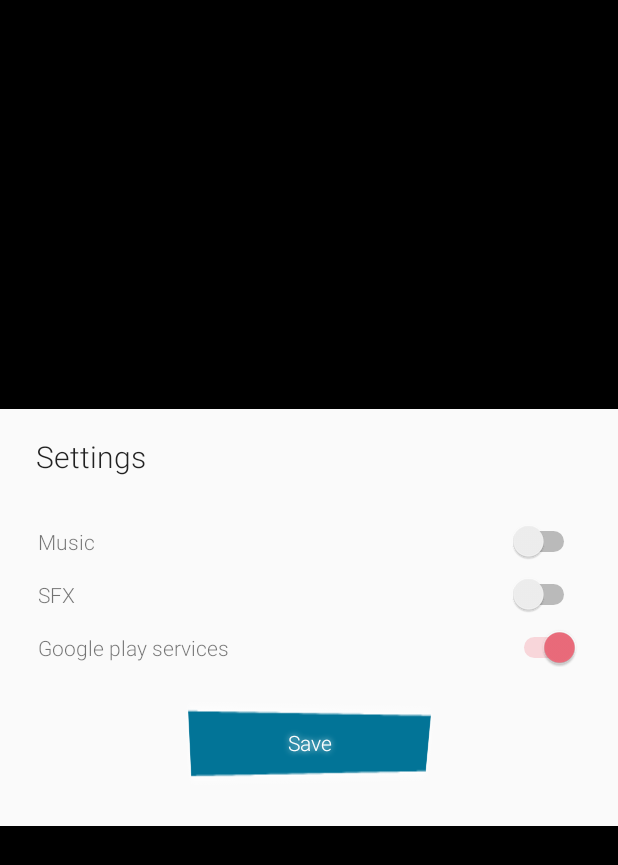
After one commit to fant0m/QuarantineTravel, an Android app: the SettingsActivity screen opened directly, with no data from a screen before it, on a phone screen of 412 x 824 dp. The commit adds this screen. Shown: the top 865 px of the screen. Run offline under Robolectric (Android 15) with nearby library versions, the phone set to English and light mode, and no system bars; network calls fail.

Commit message:
about, exit, settings activities setup

```diff
--- /dev/null
+++ b/app/src/main/java/com/example/quarantinetravel/activity/SettingsActivity.kt
@@ -0,0 +1,21 @@
+package com.example.quarantinetravel.activity
+
+import androidx.appcompat.app.AppCompatActivity
+import android.os.Bundle
+import android.view.View
+import com.example.quarantinetravel.R
+
+class SettingsActivity : AppCompatActivity() {
+
+    override fun onCreate(savedInstanceState: Bundle?) {
+        super.onCreate(savedInstanceState)
+        setContentView(R.layout.activity_settings)
+
+        this.title = getString(R.string.settings);
+    }
+
+    fun save(view: View) {
+        // @todo save and load settings
+        this.finish()
+    }
+}
--- a/app/src/main/java/com/example/quarantinetravel/HttpQueue.kt
+++ b/app/src/main/java/com/example/quarantinetravel/api/HttpQueue.kt
@@ -1,4 +1,4 @@
-package com.example.quarantinetravel
+package com.example.quarantinetravel.api
 
 import android.content.Context
 import com.android.volley.Request
@@ -11,7 +11,8 @@ class HttpQueue constructor(context: Context) {
         private var INSTANCE: HttpQueue? = null
         fun getInstance(context: Context) =
             INSTANCE ?: synchronized(this) {
-                INSTANCE ?: HttpQueue(context).also {
+                INSTANCE
+                    ?: HttpQueue(context).also {
                     INSTANCE = it
                 }
             }
--- a/app/src/main/java/com/example/quarantinetravel/Answer.kt
+++ b/app/src/main/java/com/example/quarantinetravel/game/Answer.kt
@@ -1,4 +1,4 @@
-package com.example.quarantinetravel
+package com.example.quarantinetravel.game
 
 class Answer(val answer: String, val correct: Boolean) {
 }
--- a/app/src/main/java/com/example/quarantinetravel/Question.kt
+++ b/app/src/main/java/com/example/quarantinetravel/game/Question.kt
@@ -1,4 +1,4 @@
-package com.example.quarantinetravel
+package com.example.quarantinetravel.game
 
 class Question {
     var name : String = ""
--- /dev/null
+++ b/app/src/main/res/layout/activity_settings.xml
@@ -0,0 +1,86 @@
+<?xml version="1.0" encoding="utf-8"?>
+<androidx.constraintlayout.widget.ConstraintLayout xmlns:android="http://schemas.android.com/apk/res/android"
+    xmlns:app="http://schemas.android.com/apk/res-auto"
+    xmlns:tools="http://schemas.android.com/tools"
+    android:layout_width="match_parent"
+    android:layout_height="match_parent"
+    android:layout_margin="25dp"
+    tools:context=".activity.SettingsActivity">
+
+    <TableLayout
+        android:id="@+id/tableLayout"
+        android:layout_width="wrap_content"
+        android:layout_height="wrap_content"
+        android:stretchColumns="0,1"
+        app:layout_constraintStart_toStartOf="parent"
+        app:layout_constraintTop_toTopOf="parent">
+
+        <TableRow
+            android:layout_width="match_parent"
+            android:layout_height="match_parent"
+            android:layout_marginVertical="4dp">
+
+            <TextView
+                android:id="@+id/textView1"
+                android:layout_column="0"
+                android:text="@string/music" />
+
+            <Switch
+                android:id="@+id/switch0"
+                android:layout_width="wrap_content"
+                android:layout_height="wrap_content"
+                android:layout_column="1" />
+        </TableRow>
+
+        <TableRow
+            android:layout_width="match_parent"
+            android:layout_height="match_parent"
+            android:layout_marginVertical="4dp">
+
+            <TextView
+                android:id="@+id/textView2"
+                android:layout_column="0"
+                android:text="@string/sfx" />
+
+            <Switch
+                android:id="@+id/switch1"
+                android:layout_width="wrap_content"
+                android:layout_height="wrap_content"
+                android:layout_column="1" />
+        </TableRow>
+
+        <TableRow
+            android:layout_width="match_parent"
+            android:layout_height="match_parent"
+            android:layout_marginVertical="4dp">
+
+            <TextView
+                android:id="@+id/textView3"
+                android:layout_column="0"
+                android:text="@string/google_play_services" />
+
+            <Switch
+                android:id="@+id/switch2"
+                android:layout_width="wrap_content"
+                android:layout_height="wrap_content"
+                android:layout_column="1"
+                android:checked="true" />
+        </TableRow>
+
+        <TableRow
+            android:layout_width="match_parent"
+            android:layout_height="match_parent"
+            android:layout_marginTop="16dp"
+            android:gravity="center_horizontal">
+
+            <Button
+                android:id="@+id/save"
+                style="@style/button"
+                android:layout_width="100dp"
+                android:layout_height="wrap_content"
+                android:layout_span="0"
+                android:onClick="save"
+                android:text="@string/save" />
+        </TableRow>
+    </TableLayout>
+</androidx.constraintlayout.widget.ConstraintLayout>
--- a/app/src/main/res/values/styles.xml
+++ b/app/src/main/res/values/styles.xml
@@ -20,4 +20,11 @@
         <item name="android:fontFamily">sans-serif-light</item>
     </style>
 
+    <style name="AppTheme.Transparent">
+        <item name="android:windowIsFloating">true</item>
+        <item name="android:windowCloseOnTouchOutside">true</item>
+        <item name="android:windowIsTranslucent">true</item>
+        <item name="android:fontFamily">sans-serif-light</item>
+    </style>
+
 </resources>
```
Also changed, not shown: app/src/main/AndroidManifest.xml (+26 -5 lines), app/src/main/java/com/example/quarantinetravel/activity/AboutActivity.kt (added, +20 -0 lines), app/src/main/java/com/example/quarantinetravel/activity/ExitActivity.kt (added, +24 -0 lines), app/src/main/java/com/example/quarantinetravel/activity/GameActivity.kt (renamed from app/src/main/java/com/example/quarantinetravel/GameActivity.kt, +36 -14 lines), app/src/main/java/com/example/quarantinetravel/activity/MainActivity.kt (renamed from app/src/main/java/com/example/quarantinetravel/MainActivity.kt, +17 -14 lines), app/src/main/java/com/example/quarantinetravel/utils/Generator.kt (renamed from app/src/main/java/com/example/quarantinetravel/Generator.kt, +6 -2 lines), app/src/main/res/layout/activity_about.xml (added, +38 -0 lines), app/src/main/res/layout/activity_exit.xml (added, +47 -0 lines), app/src/main/res/layout/activity_game.xml (+28 -26 lines), app/src/main/res/layout/activity_main.xml (+14 -6 lines), app/src/main/res/values/strings.xml (+27 -1 lines), app/src/main/res/drawable/heart.png (added).
